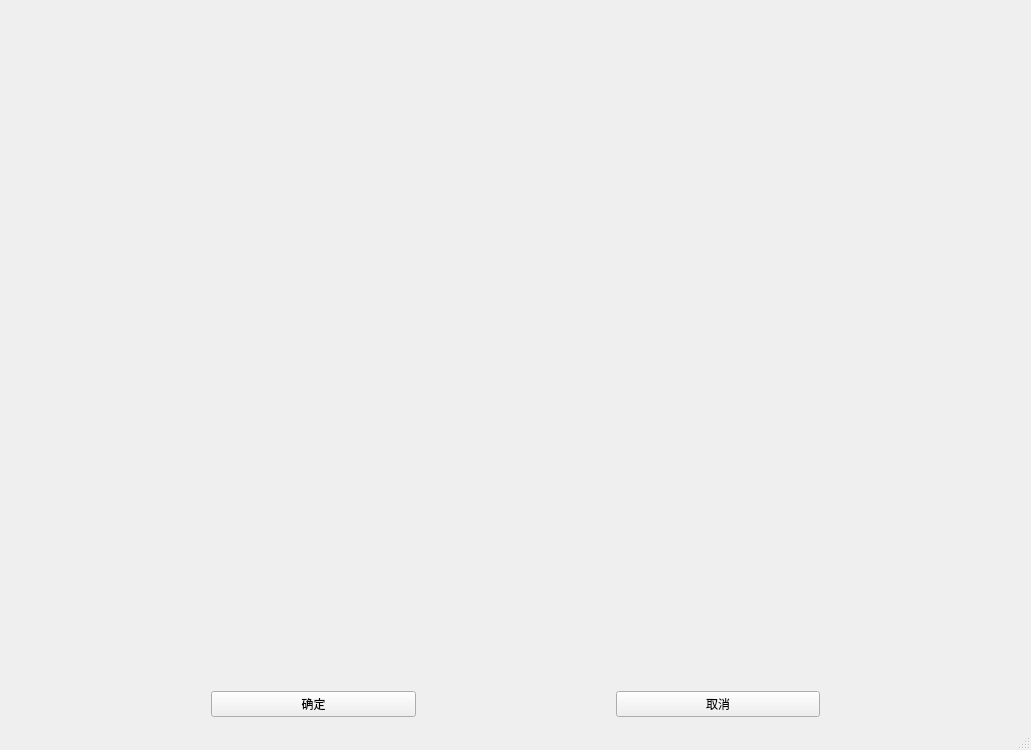
Old version of the form Image/Image_text.ui in the repository SundalandBR/Image.
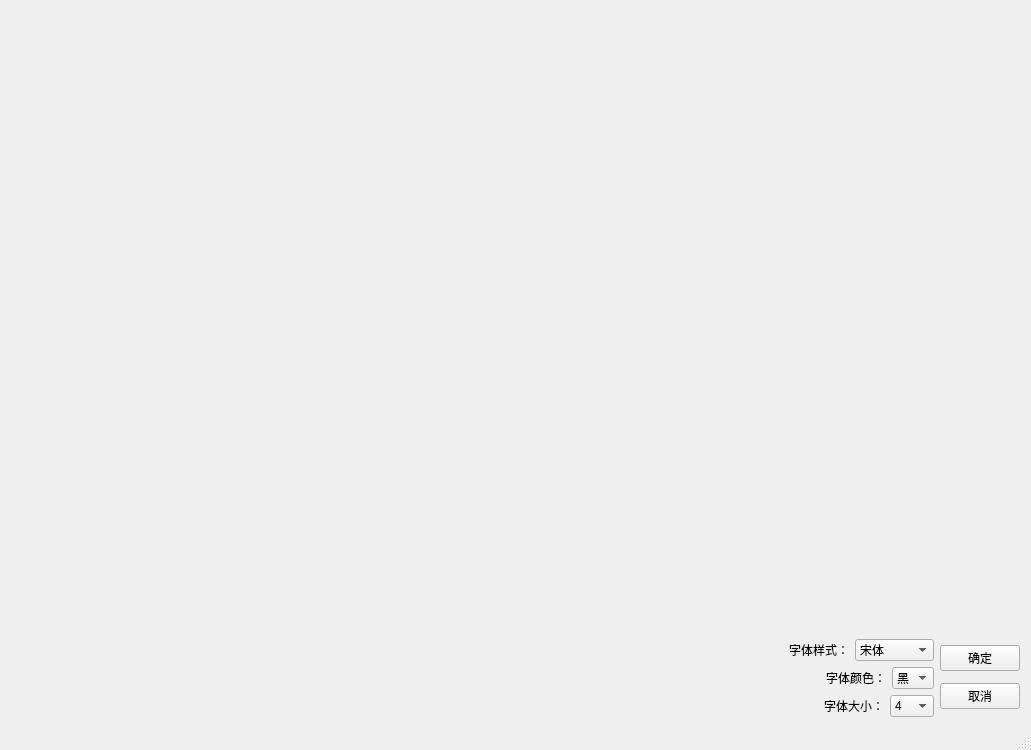
New version of the form.

The edit to the form file:
```diff
--- a/Image/Image_text.ui
+++ b/Image/Image_text.ui
@@ -17,7 +17,7 @@
    <string notr="true"/>
   </property>
   <widget class="QWidget" name="centralWidget">
-   <layout class="QVBoxLayout" name="verticalLayout_2" stretch="9,1">
+   <layout class="QVBoxLayout" name="verticalLayout_2" stretch="8,2">
     <item alignment="Qt::AlignHCenter|Qt::AlignVCenter">
      <widget class="QLabel" name="text_label">
       <property name="maximumSize">
@@ -35,18 +35,222 @@
      </widget>
     </item>
     <item>
-     <layout class="QVBoxLayout" name="verticalLayout" stretch="0">
-      <item>
-       <layout class="QHBoxLayout" name="horizontalLayout">
-        <property name="spacing">
-         <number>200</number>
-        </property>
-        <property name="leftMargin">
-         <number>200</number>
-        </property>
-        <property name="rightMargin">
-         <number>200</number>
-        </property>
+     <layout class="QGridLayout" name="gridLayout">
+      <item row="0" column="0">
+       <layout class="QVBoxLayout" name="verticalLayout">
+        <item>
+         <layout class="QHBoxLayout" name="horizontalLayout_2">
+          <item>
+           <spacer name="horizontalSpacer">
+            <property name="orientation">
+             <enum>Qt::Horizontal</enum>
+            </property>
+            <property name="sizeHint" stdset="0">
+             <size>
+              <width>40</width>
+              <height>20</height>
+             </size>
+            </property>
+           </spacer>
+          </item>
+          <item>
+           <widget class="QLabel" name="label_2">
+            <property name="text">
+             <string>字体样式：</string>
+            </property>
+           </widget>
+          </item>
+          <item>
+           <widget class="QComboBox" name="font_combobox">
+            <item>
+             <property name="text">
+              <string>宋体</string>
+             </property>
+            </item>
+            <item>
+             <property name="text">
+              <string>黑体</string>
+             </property>
+            </item>
+            <item>
+             <property name="text">
+              <string>楷体</string>
+             </property>
+            </item>
+            <item>
+             <property name="text">
+              <string>微软雅黑</string>
+             </property>
+            </item>
+            <item>
+             <property name="text">
+              <string/>
+             </property>
+            </item>
+           </widget>
+          </item>
+         </layout>
+        </item>
+        <item>
+         <layout class="QHBoxLayout" name="horizontalLayout_3">
+          <item>
+           <spacer name="horizontalSpacer_2">
+            <property name="orientation">
+             <enum>Qt::Horizontal</enum>
+            </property>
+            <property name="sizeHint" stdset="0">
+             <size>
+              <width>40</width>
+              <height>20</height>
+             </size>
+            </property>
+           </spacer>
+          </item>
+          <item>
+           <widget class="QLabel" name="label_3">
+            <property name="text">
+             <string>字体颜色：</string>
+            </property>
+           </widget>
+          </item>
+          <item>
+           <widget class="QComboBox" name="color_comboBox">
+            <item>
+             <property name="text">
+              <string>黑</string>
+             </property>
+            </item>
+            <item>
+             <property name="text">
+              <string>白</string>
+             </property>
+            </item>
+            <item>
+             <property name="text">
+              <string>红</string>
+             </property>
+            </item>
+            <item>
+             <property name="text">
+              <string>蓝</string>
+             </property>
+            </item>
+            <item>
+             <property name="text">
+              <string>黄</string>
+             </property>
+            </item>
+            <item>
+             <property name="text">
+              <string>绿</string>
+             </property>
+            </item>
+           </widget>
+          </item>
+         </layout>
+        </item>
+        <item>
+         <layout class="QHBoxLayout" name="horizontalLayout">
+          <item>
+           <spacer name="horizontalSpacer_3">
+            <property name="orientation">
+             <enum>Qt::Horizontal</enum>
+            </property>
+            <property name="sizeHint" stdset="0">
+             <size>
+              <width>40</width>
+              <height>20</height>
+             </size>
+            </property>
+           </spacer>
+          </item>
+          <item>
+           <widget class="QLabel" name="label">
+            <property name="text">
+             <string>字体大小：</string>
+            </property>
+           </widget>
+          </item>
+          <item>
+           <widget class="QComboBox" name="size_comboBox">
+            <item>
+             <property name="text">
+              <string>4</string>
+             </property>
+            </item>
+            <item>
+             <property name="text">
+              <string>5</string>
+             </property>
+            </item>
+            <item>
+             <property name="text">
+              <string>6</string>
+             </property>
+            </item>
+            <item>
+             <property name="text">
+              <string>7</string>
+             </property>
+            </item>
+            <item>
+             <property name="text">
+              <string>8</string>
+             </property>
+            </item>
+            <item>
+             <property name="text">
+              <string>9</string>
+             </property>
+            </item>
+            <item>
+             <property name="text">
+              <string>10</string>
+             </property>
+            </item>
+            <item>
+             <property name="text">
+              <string>11</string>
+             </property>
+            </item>
+            <item>
+             <property name="text">
+              <string>12</string>
+             </property>
+            </item>
+            <item>
+             <property name="text">
+              <string>13</string>
+             </property>
+            </item>
+            <item>
+             <property name="text">
+              <string>14</string>
+             </property>
+            </item>
+            <item>
+             <property name="text">
+              <string>15</string>
+             </property>
+            </item>
+            <item>
+             <property name="text">
+              <string>16</string>
+             </property>
+            </item>
+            <item>
+             <property name="text">
+              <string>17</string>
+             </property>
+            </item>
+           </widget>
+          </item>
+         </layout>
+        </item>
+       </layout>
+      </item>
+      <item row="0" column="1">
+       <layout class="QVBoxLayout" name="verticalLayout_3" stretch="0,0">
         <item>
          <widget class="QPushButton" name="enter_button">
           <property name="text">
```
